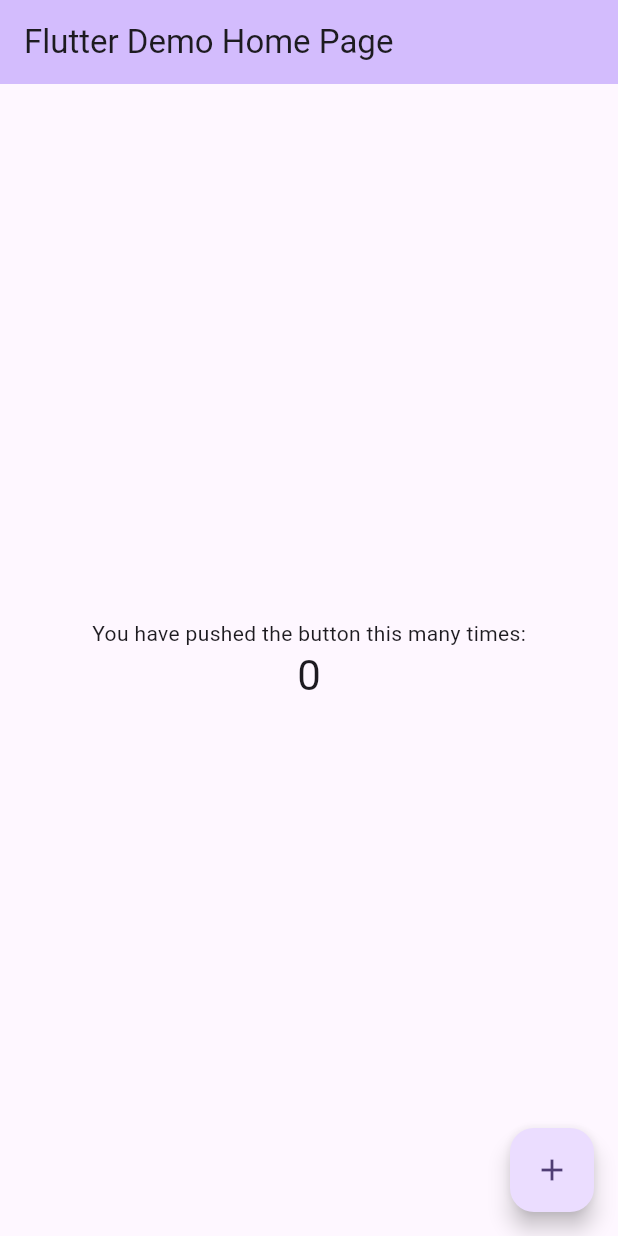
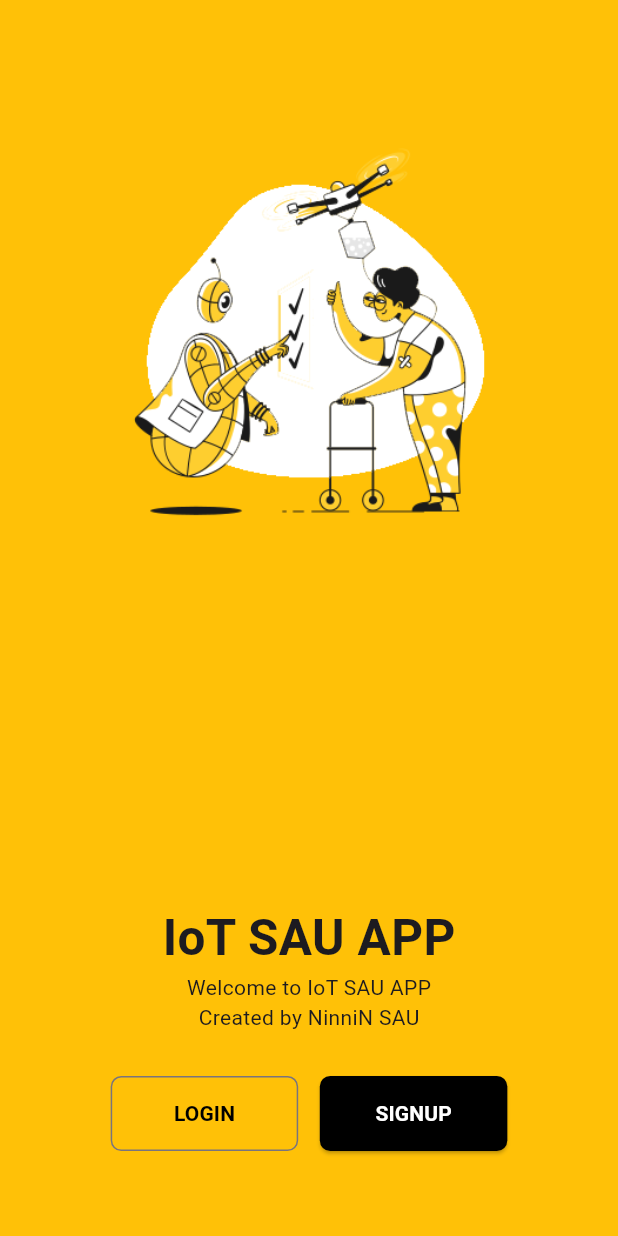
Before and after one commit to chalermsukchanintorn/iot_sau_first_project, a Flutter app: the screen it shows after launch, on a phone screen of 412 x 824 dp. Run offline on Flutter 3.47's test engine with Material 3 defaults, Android fonts, the phone set to English and light mode, and no system bars.

Commit message:
v.2 สร้างไฟล์หน้าจอไป 3 ไฟแล์ แก้ไข main แล้วก็ทำหน้าจอ Welcome เสเสร็จแล้ว

```diff
--- a/lib/main.dart
+++ b/lib/main.dart
@@ -1,125 +1,27 @@
 import 'package:flutter/material.dart';
+import 'package:iot_sau_first_project/views/welcome_ui.dart';
 
 void main() {
-  runApp(const MyApp());
+  runApp(
+    //เรียกใช้ คลาส ที่เรียกใช้งาน Widget หลักของแอปฯ : MaterialApp()
+    IoTSAUFirst(),
+  );
 }
 
-class MyApp extends StatelessWidget {
-  const MyApp({super.key});
+//+++++++++++++++++++++++++++++++++++++
+class IoTSAUFirst extends StatefulWidget {
+  const IoTSAUFirst({super.key});
 
-  // This widget is the root of your application.
+  @override
+  State<IoTSAUFirst> createState() => _IoTSAUFirstState();
+}
+
+class _IoTSAUFirstState extends State<IoTSAUFirst> {
   @override
   Widget build(BuildContext context) {
     return MaterialApp(
-      title: 'Flutter Demo',
-      theme: ThemeData(
-        // This is the theme of your application.
-        //
-        // TRY THIS: Try running your application with "flutter run". You'll see
-        // the application has a purple toolbar. Then, without quitting the app,
-        // try changing the seedColor in the colorScheme below to Colors.green
-        // and then invoke "hot reload" (save your changes or press the "hot
-        // reload" button in a Flutter-supported IDE, or press "r" if you used
-        // the command line to start the app).
-        //
-        // Notice that the counter didn't reset back to zero; the application
-        // state is not lost during the reload. To reset the state, use hot
-        // restart instead.
-        //
-        // This works for code too, not just values: Most code changes can be
-        // tested with just a hot reload.
-        colorScheme: ColorScheme.fromSeed(seedColor: Colors.deepPurple),
-        useMaterial3: true,
-      ),
-      home: const MyHomePage(title: 'Flutter Demo Home Page'),
+      debugShowCheckedModeBanner: false,
+      home: WelcomeUI(), //เรียกใช้งานหน้าจอแรกของแอปฯ
     );
   }
 }
-
-class MyHomePage extends StatefulWidget {
-  const MyHomePage({super.key, required this.title});
-
-  // This widget is the home page of your application. It is stateful, meaning
-  // that it has a State object (defined below) that contains fields that affect
-  // how it looks.
-
-  // This class is the configuration for the state. It holds the values (in this
-  // case the title) provided by the parent (in this case the App widget) and
-  // used by the build method of the State. Fields in a Widget subclass are
-  // always marked "final".
-
-  final String title;
-
-  @override
-  State<MyHomePage> createState() => _MyHomePageState();
-}
-
-class _MyHomePageState extends State<MyHomePage> {
-  int _counter = 0;
-
-  void _incrementCounter() {
-    setState(() {
-      // This call to setState tells the Flutter framework that something has
-      // changed in this State, which causes it to rerun the build method below
-      // so that the display can reflect the updated values. If we changed
-      // _counter without calling setState(), then the build method would not be
-      // called again, and so nothing would appear to happen.
-      _counter++;
-    });
-  }
-
-  @override
-  Widget build(BuildContext context) {
-    // This method is rerun every time setState is called, for instance as done
-    // by the _incrementCounter method above.
-    //
-    // The Flutter framework has been optimized to make rerunning build methods
-    // fast, so that you can just rebuild anything that needs updating rather
-    // than having to individually change instances of widgets.
-    return Scaffold(
-      appBar: AppBar(
-        // TRY THIS: Try changing the color here to a specific color (to
-        // Colors.amber, perhaps?) and trigger a hot reload to see the AppBar
-        // change color while the other colors stay the same.
-        backgroundColor: Theme.of(context).colorScheme.inversePrimary,
-        // Here we take the value from the MyHomePage object that was created by
-        // the App.build method, and use it to set our appbar title.
-        title: Text(widget.title),
-      ),
-      body: Center(
-        // Center is a layout widget. It takes a single child and positions it
-        // in the middle of the parent.
-        child: Column(
-          // Column is also a layout widget. It takes a list of children and
-          // arranges them vertically. By default, it sizes itself to fit its
-          // children horizontally, and tries to be as tall as its parent.
-          //
-          // Column has various properties to control how it sizes itself and
-          // how it positions its children. Here we use mainAxisAlignment to
-          // center the children vertically; the main axis here is the vertical
-          // axis because Columns are vertical (the cross axis would be
-          // horizontal).
-          //
-          // TRY THIS: Invoke "debug painting" (choose the "Toggle Debug Paint"
-          // action in the IDE, or press "p" in the console), to see the
-          // wireframe for each widget.
-          mainAxisAlignment: MainAxisAlignment.center,
-          children: <Widget>[
-            const Text(
-              'You have pushed the button this many times:',
-            ),
-            Text(
-              '$_counter',
-              style: Theme.of(context).textTheme.headlineMedium,
-            ),
-          ],
-        ),
-      ),
-      floatingActionButton: FloatingActionButton(
-        onPressed: _incrementCounter,
-        tooltip: 'Increment',
-        child: const Icon(Icons.add),
-      ), // This trailing comma makes auto-formatting nicer for build methods.
-    );
-  }
-}
--- /dev/null
+++ b/lib/views/signin_ui.dart
@@ -0,0 +1,15 @@
+import 'package:flutter/material.dart';
+
+class SigninUI extends StatefulWidget {
+  const SigninUI({super.key});
+
+  @override
+  State<SigninUI> createState() => _SigninUIState();
+}
+
+class _SigninUIState extends State<SigninUI> {
+  @override
+  Widget build(BuildContext context) {
+    return Scaffold();
+  }
+}
--- /dev/null
+++ b/lib/views/signup_ui.dart
@@ -0,0 +1,15 @@
+import 'package:flutter/material.dart';
+
+class SignupUI extends StatefulWidget {
+  const SignupUI({super.key});
+
+  @override
+  State<SignupUI> createState() => _SignupUIState();
+}
+
+class _SignupUIState extends State<SignupUI> {
+  @override
+  Widget build(BuildContext context) {
+    return Scaffold();
+  }
+}
--- /dev/null
+++ b/lib/views/welcome_ui.dart
@@ -0,0 +1,103 @@
+// ignore_for_file: sort_child_properties_last
+
+import 'package:flutter/material.dart';
+
+class WelcomeUI extends StatefulWidget {
+  const WelcomeUI({super.key});
+
+  @override
+  State<WelcomeUI> createState() => _WelcomeUIState();
+}
+
+class _WelcomeUIState extends State<WelcomeUI> {
+  @override
+  Widget build(BuildContext context) {
+    return Scaffold(
+      backgroundColor: Colors.amber,
+      body: Center(
+        child: Column(
+          children: [
+            SizedBox(
+              height: MediaQuery.of(context).size.height * 0.1,
+            ),
+            Image.asset(
+              'assets/images/logo.png',
+              // width: 250.0,
+              width: MediaQuery.of(context).size.width * 0.7,
+            ),
+            SizedBox(
+              height: MediaQuery.of(context).size.height * 0.28,
+            ),
+            Text(
+              'IoT SAU APP',
+              style: TextStyle(
+                fontSize: MediaQuery.of(context).size.height * 0.04,
+                fontWeight: FontWeight.bold,
+              ),
+            ),
+            Text(
+              'Welcome to IoT SAU APP',
+            ),
+            Text(
+              'Created by NinniN SAU',
+            ),
+            SizedBox(
+              height: MediaQuery.of(context).size.height * 0.035,
+            ),
+            Row(
+              mainAxisAlignment: MainAxisAlignment.center,
+              children: [
+                OutlinedButton(
+                  onPressed: () {},
+                  child: Text(
+                    'LOGIN',
+                    style: TextStyle(
+                      fontWeight: FontWeight.bold,
+                      color: Colors.black,
+                    ),
+                  ),
+                  style: OutlinedButton.styleFrom(
+                    fixedSize: Size(
+                      125.0,
+                      50.0,
+                    ),
+                    shape: RoundedRectangleBorder(
+                      borderRadius: BorderRadius.circular(
+                        7.0,
+                      ),
+                    ),
+                  ),
+                ),
+                SizedBox(
+                  width: MediaQuery.of(context).size.width * 0.035,
+                ),
+                ElevatedButton(
+                  onPressed: () {},
+                  child: Text(
+                    'SIGNUP',
+                    style: TextStyle(
+                      fontWeight: FontWeight.bold,
+                      color: Colors.white,
+                    ),
+                  ),
+                  style: ElevatedButton.styleFrom(
+                    fixedSize: Size(
+                      125.0,
+                      50.0,
+                    ),
+                    backgroundColor: Colors.black,
+                    shape: RoundedRectangleBorder(
+                      borderRadius: BorderRadius.circular(
+                        7.0,
+                      ),
+                    ),
+                  ),
+                ),
+              ],
+            ),
+          ],
+        ),
+      ),
+    );
+  }
+}
```
